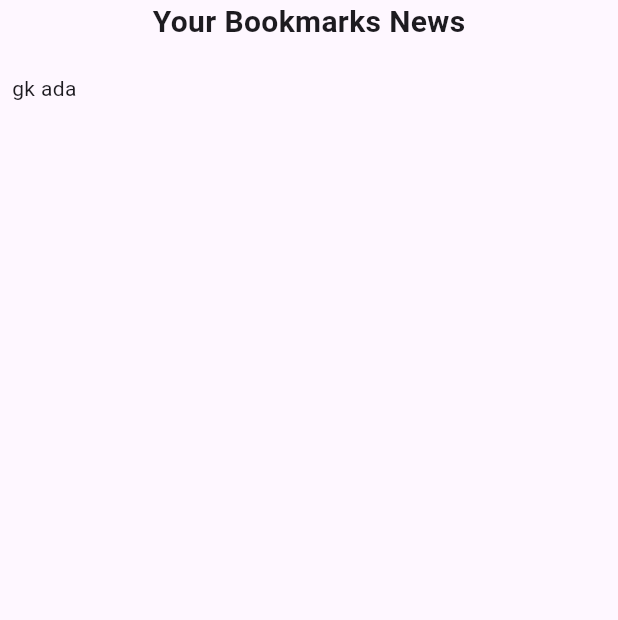
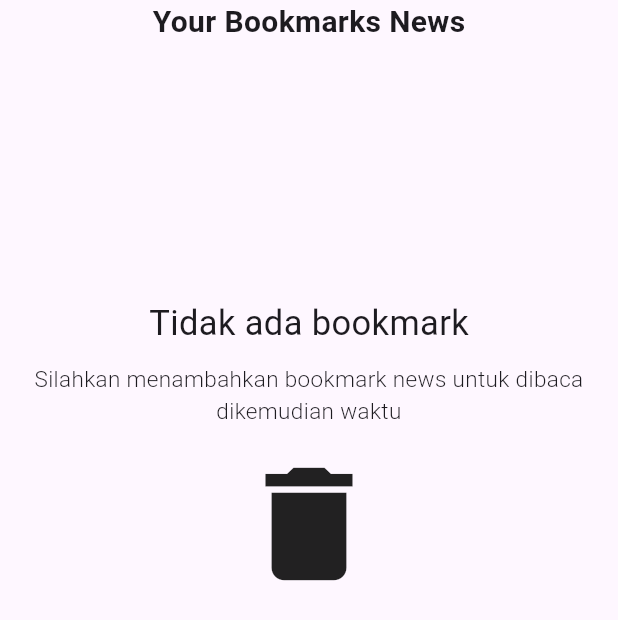
Before and after one commit to wildanalifr/sanbercode-flutter-final-project, a Flutter app: the BookMarkScreen screen opened by its route, on a phone screen of 412 x 824 dp. Shown: the top 620 px of the screen. Run offline on Flutter 3.47's test engine with Material 2 defaults, Android fonts, the phone set to English and light mode, and no system bars; our stand-ins replace dio, get, loading_overlay, shared_preferences; accounts and stored records are empty; network calls fail.

Commit message:
finish all

```diff
--- a/lib/controller/bookmark_controller.dart
+++ b/lib/controller/bookmark_controller.dart
@@ -5,13 +5,14 @@ class BookmarkController extends GetxController {
 
   void add(item) {
     bookmarks.add(item);
+    update();
     print("length bookmarks ${bookmarks.length}");
-    update();
   }
 
   void remove(item) {
     bookmarks.removeWhere((items) => items['id'] == item['id']);
     update();
+    print("length bookmarks ${bookmarks.length}");
   }
 
   bool isContain(int id) {
--- a/lib/routes/route_name.dart
+++ b/lib/routes/route_name.dart
@@ -8,4 +8,5 @@ abstract class RouteName {
   static const pageListNewsAdmin = '/page-list-news-admin';
   static const pageCreateNews = '/page-create-news';
   static const pageDetailNews = '/page-detail-news';
+  static const pageProfile = '/page-profile';
 }
--- a/lib/routes/routes.dart
+++ b/lib/routes/routes.dart
@@ -7,6 +7,7 @@ import 'package:final_project/screens/main_screen.dart';
 import 'package:final_project/screens/menu/bookmark_screen.dart';
 import 'package:final_project/screens/menu/home_screen.dart';
 import 'package:final_project/screens/menu/list_news_admin_screen.dart';
+import 'package:final_project/screens/menu/profile_screen.dart';
 import 'package:final_project/screens/splash_screen.dart';
 import 'package:get/get.dart';
 
@@ -15,6 +16,7 @@ class Routes {
     GetPage(name: RouteName.pageSplash, page: () => const SplashScreen()),
     GetPage(name: RouteName.pageLogin, page: () => const LoginScreen()),
     GetPage(name: RouteName.pageRegister, page: () => RegisterScreen()),
+    GetPage(name: RouteName.pageProfile, page: () => ProfileScreen()),
     GetPage(name: RouteName.pageMain, page: () => const MainScreen()),
     GetPage(name: RouteName.pageHome, page: () => const HomeScreen()),
     GetPage(name: RouteName.pageBookmark, page: () => BookMarkScreen()),
--- a/lib/screens/crud/detail_news_screen.dart
+++ b/lib/screens/crud/detail_news_screen.dart
@@ -30,7 +30,7 @@ class _DetailNewsScreenState extends State<DetailNewsScreen> {
           child: Stack(
         children: [
           Image.network(
-            '${data.urlToImage}',
+            '${data.urlToImage == null ? "https://thumbs.dreamstime.com/b/news-newspapers-folded-stacked-word-wooden-block-puzzle-dice-concept-newspaper-media-press-release-42301371.jpg" : data.urlToImage}',
             height: 300,
             fit: BoxFit.cover,
           ),
@@ -101,7 +101,7 @@ class _DetailNewsScreenState extends State<DetailNewsScreen> {
                         height: 15,
                       ),
                       Text(
-                        data.content,
+                        data.content == null ? "" : data.content,
                         style: TextStyle(fontWeight: FontWeight.w300),
                       )
                     ],
--- a/lib/screens/menu/bookmark_screen.dart
+++ b/lib/screens/menu/bookmark_screen.dart
@@ -15,7 +15,7 @@ class BookMarkScreen extends StatelessWidget {
           // if there's listview or listView builder inside listview,
           // wrap listview with column add listview or listview builder with
           // shrinkWrap:true and just enough column [listview,listview]
-            child: Column(
+          child: Obx(() => Column(
                 children: [
                   const Text(
                     'Your Bookmarks News',
@@ -27,8 +27,7 @@ class BookMarkScreen extends StatelessWidget {
                   if (_bookmarkController.bookmarks.isNotEmpty)
                     Expanded(
                       //selalu wrap listview builder dengan expanded
-                      child: Obx(
-                    () => ListView.builder(
+                      child: ListView.builder(
                         shrinkWrap: true,
                         itemCount: _bookmarkController.bookmarks.length,
                         itemBuilder: (context, index) {
@@ -43,15 +42,42 @@ class BookMarkScreen extends StatelessWidget {
                           );
                         },
                       ),
-                  ))
+                    )
                   else
-                  ListView(
-                    shrinkWrap: true,
-                    children: [Text('gk ada')],
+                    Column(
+                      crossAxisAlignment: CrossAxisAlignment.center,
+                      mainAxisAlignment: MainAxisAlignment.center,
+                      children: [
+                        SizedBox(
+                          height: 150,
+                        ),
+                        Text(
+                          'Tidak ada bookmark',
+                          style: TextStyle(
+                              fontSize: 23, fontWeight: FontWeight.w400),
+                        ),
+                        SizedBox(
+                          height: 10,
+                        ),
+                        Text(
+                          'Silahkan menambahkan bookmark news untuk dibaca dikemudian waktu',
+                          textAlign: TextAlign.center,
+                          style: TextStyle(
+                              fontSize: 15, fontWeight: FontWeight.w300),
+                        ),
+                        SizedBox(
+                          height: 15,
+                        ),
+                        Icon(
+                          Icons.delete,
+                          size: 100,
+                        )
+                      ],
                     )
                 ],
               )),
         ),
+      ),
     );
   }
 }
--- a/lib/screens/menu/home_screen.dart
+++ b/lib/screens/menu/home_screen.dart
@@ -61,7 +61,9 @@ class _HomeScreenState extends State<HomeScreen> {
                               child: Image.network(
                                 _newsController.isLoading.value
                                     ? "https://images.unsplash.com/photo-1607434472257-d9f8e57a643d?ixlib=rb-4.0.3&ixid=M3wxMjA3fDB8MHxwaG90by1wYWdlfHx8fGVufDB8fHx8fA%3D%3D&auto=format&fit=crop&w=872&q=80"
-                                    : _newsController.news[0].urlToImage,
+                                    : _newsController.news[0].urlToImage == null
+                                        ? "https://images.unsplash.com/photo-1607434472257-d9f8e57a643d?ixlib=rb-4.0.3&ixid=M3wxMjA3fDB8MHxwaG90by1wYWdlfHx8fGVufDB8fHx8fA%3D%3D&auto=format&fit=crop&w=872&q=80"
+                                        : _newsController.news[0].urlToImage,
                                 fit: BoxFit.contain,
                               ),
                             ),
--- a/lib/services/news_service.dart
+++ b/lib/services/news_service.dart
@@ -12,7 +12,7 @@ class NewsService {
   Future<List<NewsNew>?> getAllNews() async {
     try {
       final response = await http.get(Uri.parse(
-          'https://newsapi.org/v2/top-headlines?country=us&apiKey=4ccd8485c2844d2da8a6c1d9bc7d67ca'));
+          'https://newsapi.org/v2/top-headlines?country=ar&apiKey=4ccd8485c2844d2da8a6c1d9bc7d67ca'));
 
       if (response.statusCode == 200) {
         List jsonResponse = jsonDecode(response.body)['articles'];
--- a/lib/widgets/card_news.dart
+++ b/lib/widgets/card_news.dart
@@ -43,7 +43,7 @@ class _CardNewsState extends State<CardNews> {
           ClipRRect(
             borderRadius: BorderRadius.circular(15),
             child: Image.network(
-              '${widget.data.urlToImage}',
+              '${widget.data.urlToImage == null ? "https://thumbs.dreamstime.com/b/news-newspapers-folded-stacked-word-wooden-block-puzzle-dice-concept-newspaper-media-press-release-42301371.jpg" : widget.data.urlToImage}',
               width: 150,
               height: 150,
               fit: BoxFit.cover,
@@ -53,8 +53,7 @@ class _CardNewsState extends State<CardNews> {
             width: 10,
           ),
           Expanded(
-            child: Column(
-              crossAxisAlignment: CrossAxisAlignment.start,
+            child: ListView(
               children: [
                 Text('${widget.data.title}',
                     style:
```
Also changed, not shown: lib/screens/menu/list_news_admin_screen.dart (+29 -18 lines), lib/screens/menu/profile_screen.dart (+74 -0 lines), lib/screens/splash_screen.dart (+17 -3 lines), lib/services/auth_service.dart (+27 -0 lines), lib/widgets/drawer.dart (+31 -2 lines). Lines whose indentation alone changed are shown as unchanged.
